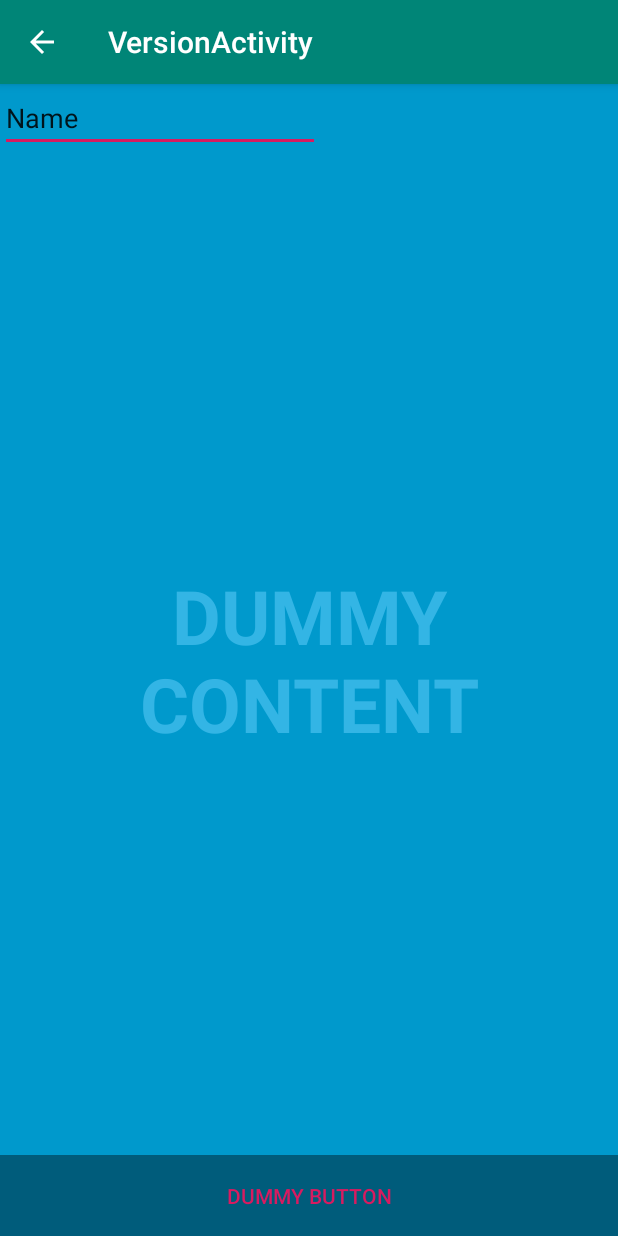
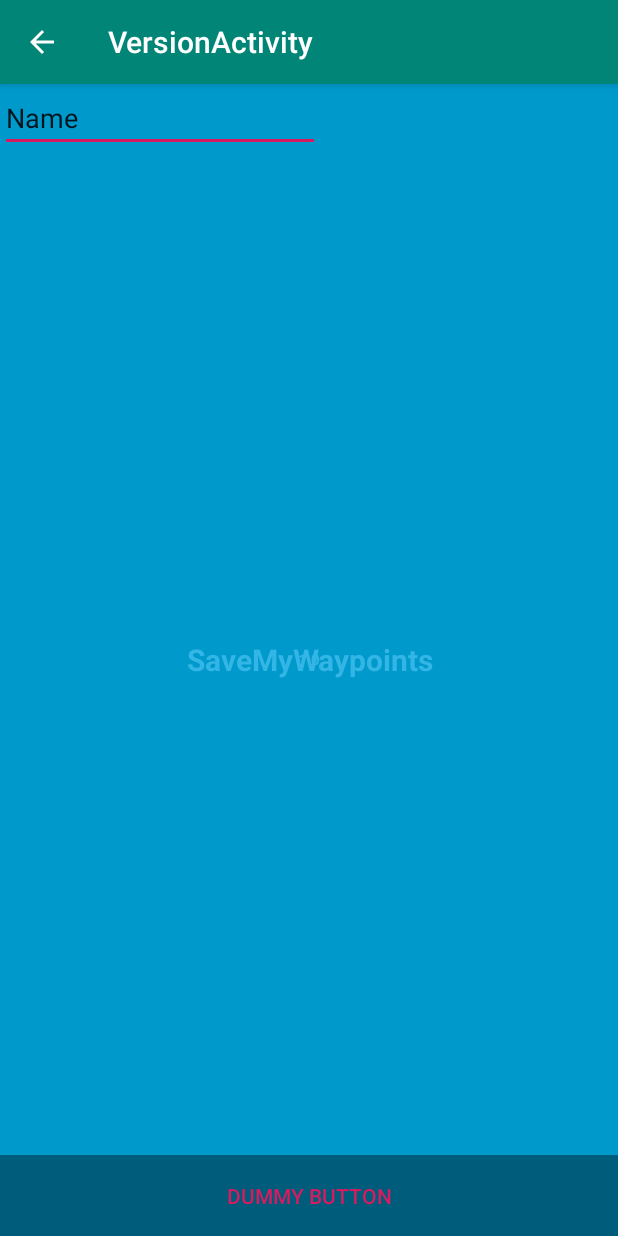
Before and after one commit to floerio/SaveMyWaypoints, an Android app: the VersionActivity screen opened directly, with no data from a screen before it, on a phone screen of 412 x 824 dp. Run offline under Robolectric (Android 15) with nearby library versions, the phone set to English and light mode, and no system bars.

Commit message:
Strings für Version hinzugefügt

```diff
--- a/app/src/main/res/layout/activity_version.xml
+++ b/app/src/main/res/layout/activity_version.xml
@@ -15,9 +15,20 @@
         android:layout_height="match_parent"
         android:gravity="center"
         android:keepScreenOn="true"
-        android:text="@string/dummy_content"
+        android:text="@string/title_smwp"
         android:textColor="#33b5e5"
-        android:textSize="50sp"
+        android:textSize="20sp"
+        android:textStyle="bold" />
+
+    <TextView
+        android:id="@+id/fullscreen_content"
+        android:layout_width="match_parent"
+        android:layout_height="match_parent"
+        android:gravity="center"
+        android:keepScreenOn="true"
+        android:text="@string/title_version"
+        android:textColor="#33b5e5"
+        android:textSize="10sp"
         android:textStyle="bold" />
 
     <!-- This FrameLayout insets its children based on system windows using
--- a/app/src/main/res/values/strings.xml
+++ b/app/src/main/res/values/strings.xml
@@ -7,5 +7,6 @@
 
     <string name="title_activity_version">VersionActivity</string>
     <string name="dummy_button">Dummy Button</string>
-    <string name="dummy_content">DUMMY\nCONTENT</string>
+    <string name="title_smwp">SaveMyWaypoints</string>
+    <string name="title_version">1.0</string>
 </resources>
```
